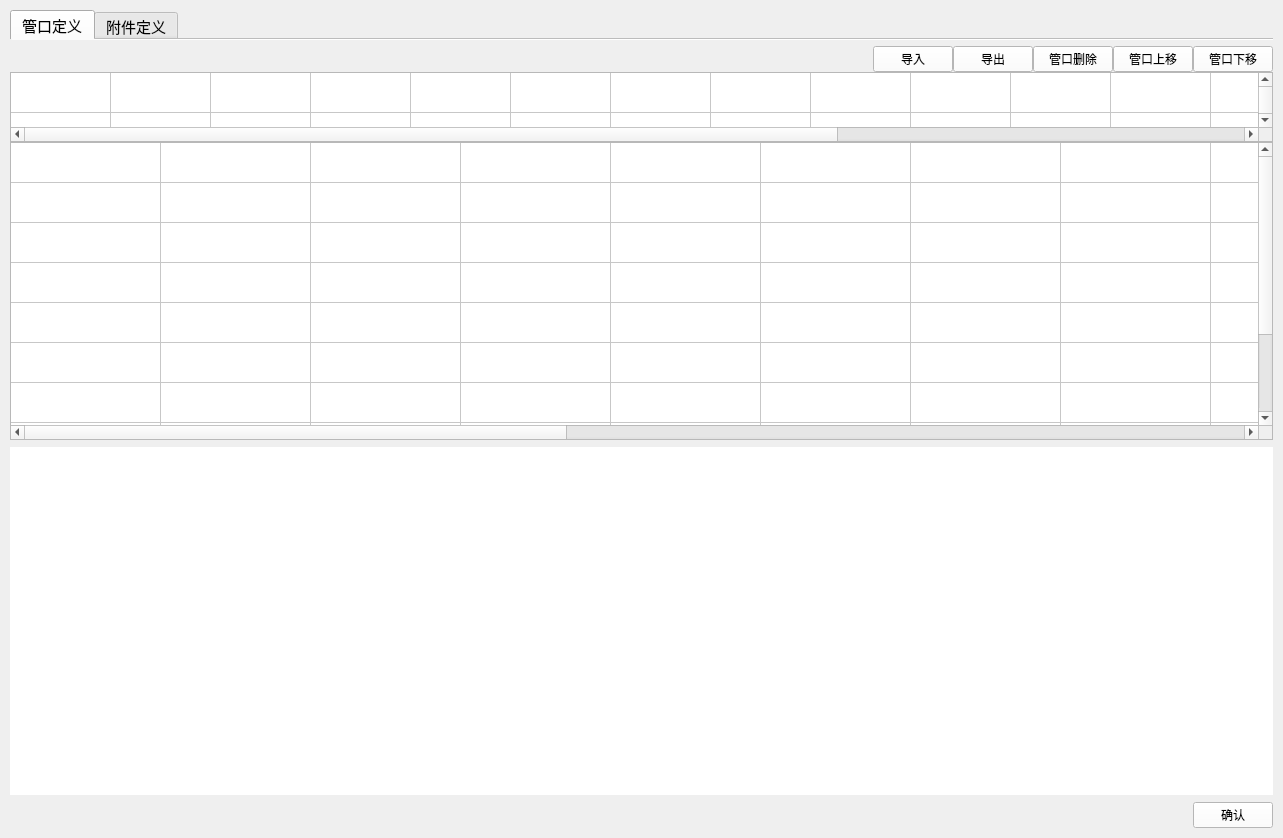
The window that modules/guankoudingyi/ui/pipe_attachment_define.ui (coconutwatersysdmg/DongLanpec) describes before a commit, drawn with Qt 5.
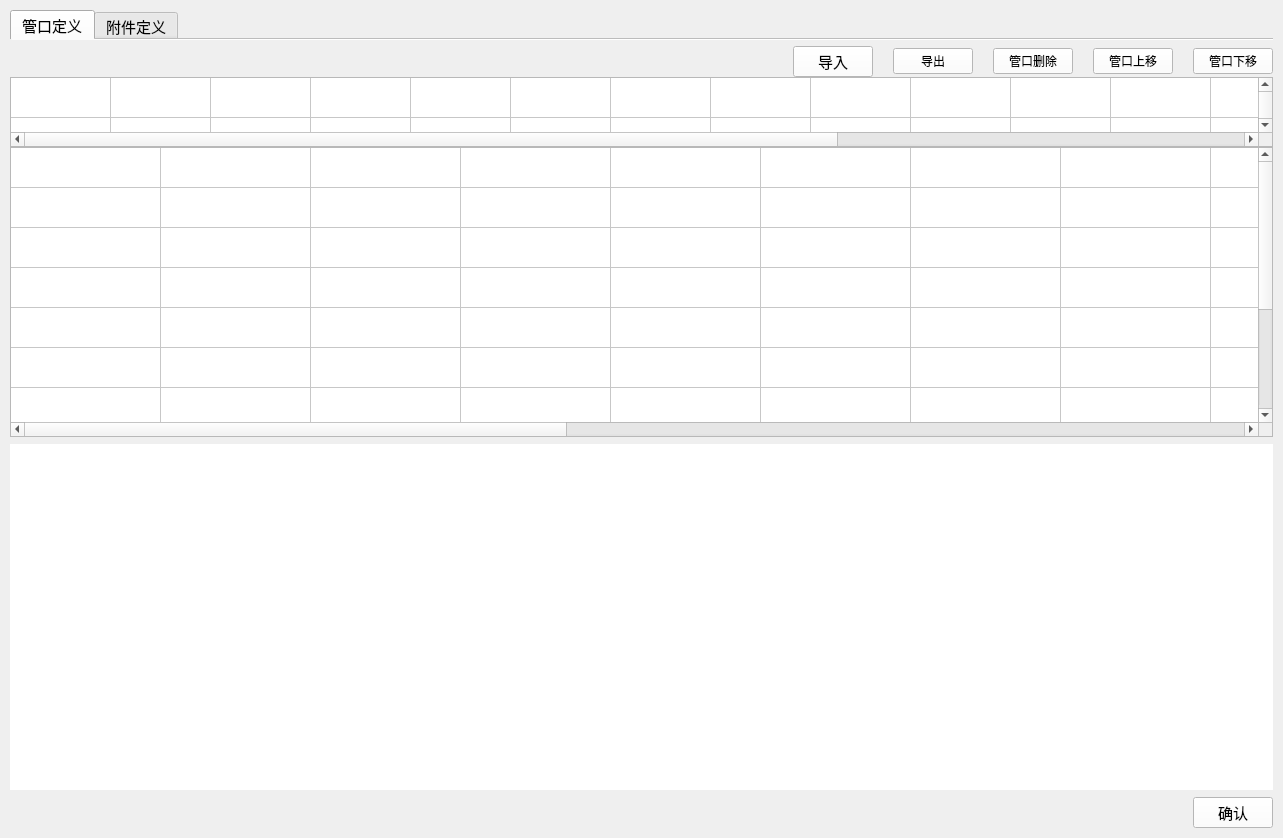
The same window after the commit.

Diff of the .ui file:
```diff
--- a/modules/guankoudingyi/ui/pipe_attachment_define.ui
+++ b/modules/guankoudingyi/ui/pipe_attachment_define.ui
@@ -78,6 +78,9 @@
         <layout class="QVBoxLayout" name="verticalLayout_4">
          <item>
           <layout class="QHBoxLayout" name="horizontalLayout">
+           <property name="spacing">
+            <number>20</number>
+           </property>
            <item>
             <spacer name="horizontalSpacer">
              <property name="orientation">
@@ -95,7 +98,7 @@
             <widget class="QPushButton" name="pushButton_in">
              <property name="font">
               <font>
-               <pointsize>9</pointsize>
+               <pointsize>11</pointsize>
               </font>
              </property>
              <property name="styleSheet">
@@ -718,6 +721,11 @@
      </item>
      <item>
       <widget class="QPushButton" name="pushButton_affirm">
+       <property name="font">
+        <font>
+         <pointsize>11</pointsize>
+        </font>
+       </property>
        <property name="styleSheet">
         <string notr="true">background-color: rgb(255, 255, 255);</string>
        </property>
```
